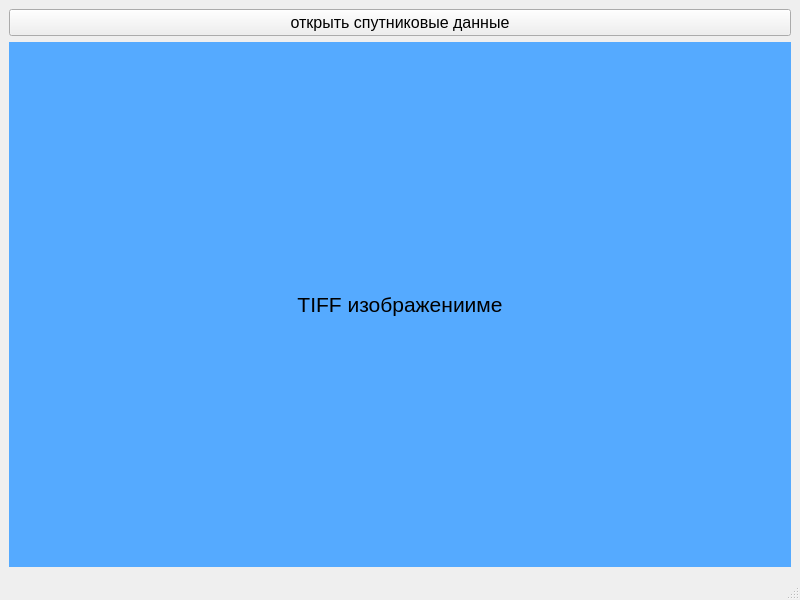
Old version of the form main_window_satellite_comparator.ui in the repository ValeryStk/satellite_comparator.
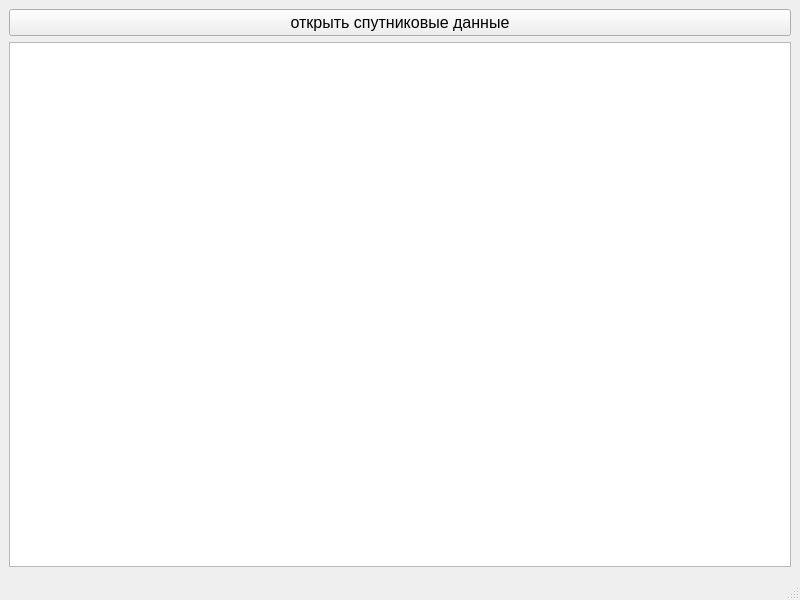
New version of the form.

Patch:
```diff
--- a/main_window_satellite_comparator.ui
+++ b/main_window_satellite_comparator.ui
@@ -10,12 +10,6 @@
     <height>600</height>
    </rect>
   </property>
-  <property name="maximumSize">
-   <size>
-    <width>1200</width>
-    <height>768</height>
-   </size>
-  </property>
   <property name="font">
    <font>
     <family>Segoe UI</family>
@@ -26,12 +20,6 @@
    <string>СПО &quot;ЛЕСОПАТОЛОГИЯ&quot;</string>
   </property>
   <widget class="QWidget" name="centralwidget">
-   <property name="maximumSize">
-    <size>
-     <width>1200</width>
-     <height>768</height>
-    </size>
-   </property>
    <layout class="QVBoxLayout" name="verticalLayout">
     <item>
      <widget class="QPushButton" name="pushButton_open_sat_header">
@@ -46,31 +34,15 @@
        <layout class="QVBoxLayout" name="verticalLayout_bands"/>
       </item>
       <item>
-       <widget class="QLabel" name="label_satellite_image">
+       <widget class="QGraphicsView" name="graphicsView_satellite_image">
         <property name="sizePolicy">
          <sizepolicy hsizetype="Preferred" vsizetype="Preferred">
           <horstretch>0</horstretch>
           <verstretch>0</verstretch>
          </sizepolicy>
         </property>
-        <property name="font">
-         <font>
-          <family>Segoe UI</family>
-          <pointsize>16</pointsize>
-         </font>
-        </property>
-        <property name="styleSheet">
-         <string notr="true">background-color: rgb(85, 170, 255);
-color: rgb(0, 0, 0);</string>
-        </property>
-        <property name="text">
-         <string>TIFF изображенииме</string>
-        </property>
-        <property name="scaledContents">
-         <bool>true</bool>
-        </property>
-        <property name="alignment">
-         <set>Qt::AlignCenter</set>
+        <property name="dragMode">
+         <enum>QGraphicsView::ScrollHandDrag</enum>
         </property>
        </widget>
       </item>
```
